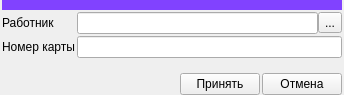
Before: the Qt Designer form ui/staff_card.ui in Meller008/CRM-Avi, drawn with Qt 5.
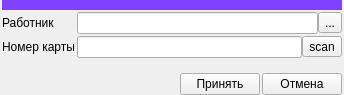
After: the same form once the commit is applied.

Diff of the .ui file:
```diff
--- a/ui/staff_card.ui
+++ b/ui/staff_card.ui
@@ -77,9 +77,6 @@
      </property>
     </widget>
    </item>
-   <item row="2" column="1">
-    <widget class="QLineEdit" name="le_card"/>
-   </item>
    <item row="4" column="0" colspan="2">
     <layout class="QHBoxLayout" name="horizontalLayout_4">
      <item>
@@ -130,6 +127,23 @@
      </property>
     </spacer>
    </item>
+   <item row="2" column="1">
+    <layout class="QHBoxLayout" name="horizontalLayout">
+     <property name="spacing">
+      <number>0</number>
+     </property>
+     <item>
+      <widget class="QLineEdit" name="le_card"/>
+     </item>
+     <item>
+      <widget class="QToolButton" name="toolButton">
+       <property name="text">
+        <string>scan</string>
+       </property>
+      </widget>
+     </item>
+    </layout>
+   </item>
   </layout>
  </widget>
  <resources/>
```
Left out of the diff: 17 changed lines with no effect on the pictures.
